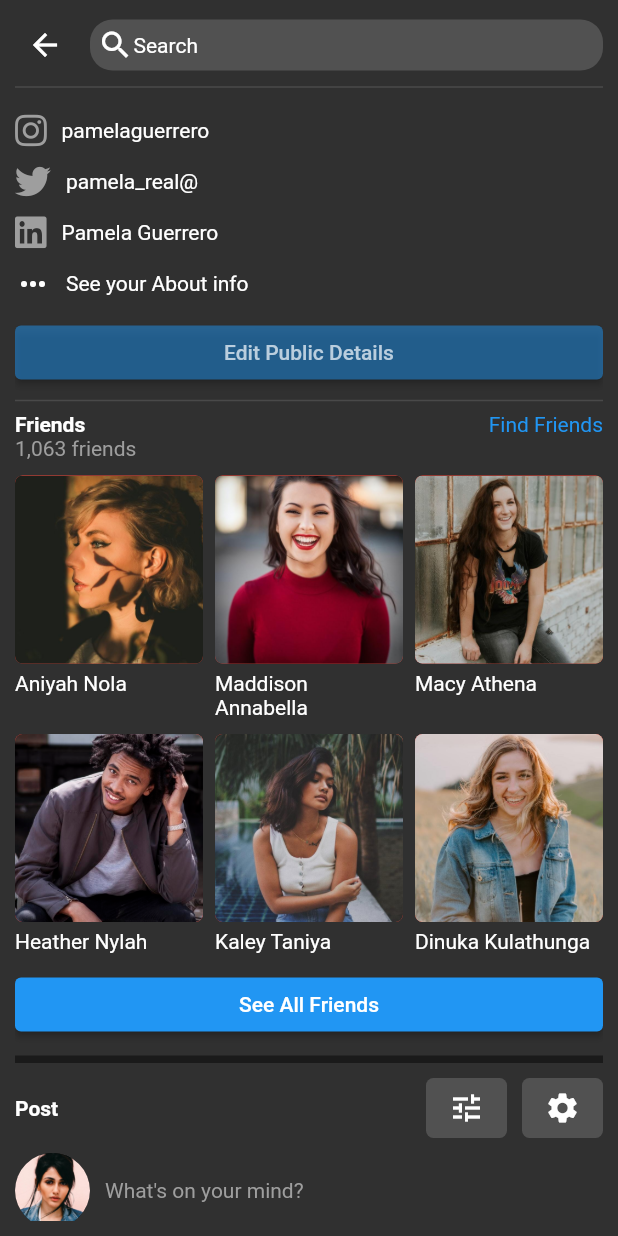
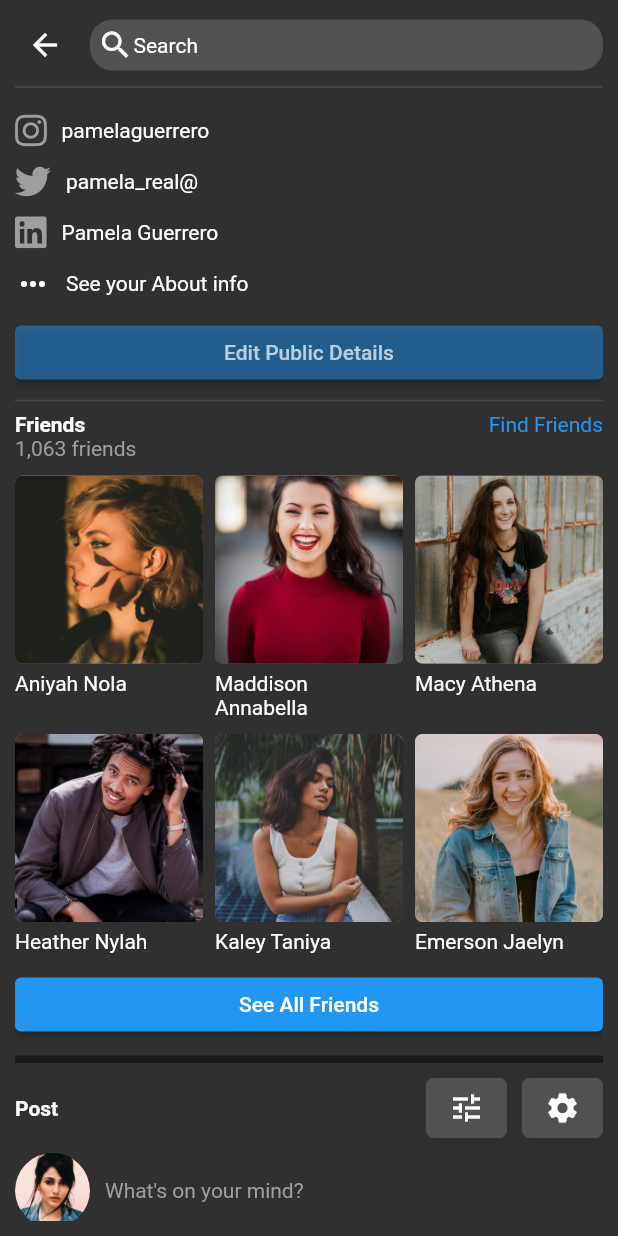
Before and after one commit to dinukakulatunga/flutter_facebook_UI_clone, a Flutter app: the ProfilePage screen opened directly, scrolled down 576 dp, on a phone screen of 412 x 824 dp. Run offline on Flutter 3.47's test engine with Material 2 defaults, Android fonts, the phone set to English and light mode, and no system bars; our stand-ins replace font_awesome_flutter, story_view.

Commit message:
update in profile view

```diff
--- a/lib/views/profile_view.dart
+++ b/lib/views/profile_view.dart
@@ -120,9 +120,6 @@ class _ProfilePageState extends State<ProfilePage> {
                       );
                     }),
                   ),
-                  // SizedBox(
-                  //   height: 125,
-                  // ),
                   Align(
                     alignment: Alignment.center,
                     child: Text(
@@ -482,7 +479,7 @@ class _ProfilePageState extends State<ProfilePage> {
                           Container(
                             width: screenWidth / 3.0 - 12.0,
                             child: Text(
-                              'Dinuka Kulathunga',
+                              'Emerson Jaelyn',
                             ),
                           )
                         ],
```
